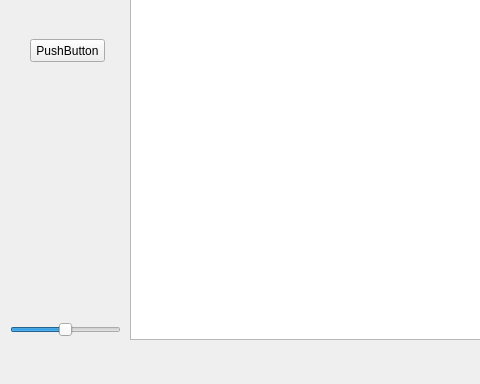
Qt form Graphs2/mainwindow.ui (SigitasAmbrozaitis/Graphs) before a commit; both pictures show x 0 to 480 and y 358 to 742 of the 1134 by 742 pixel window.
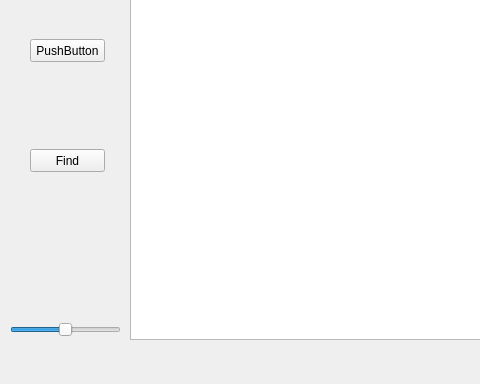
The same form after that commit.

What changed in the file:
```diff
--- a/Graphs2/mainwindow.ui
+++ b/Graphs2/mainwindow.ui
@@ -108,6 +108,19 @@
      <string>Closed</string>
     </property>
    </widget>
+   <widget class="QPushButton" name="FindButton">
+    <property name="geometry">
+     <rect>
+      <x>30</x>
+      <y>490</y>
+      <width>75</width>
+      <height>23</height>
+     </rect>
+    </property>
+    <property name="text">
+     <string>Find</string>
+    </property>
+   </widget>
   </widget>
   <widget class="QMenuBar" name="menuBar">
    <property name="geometry">
```
